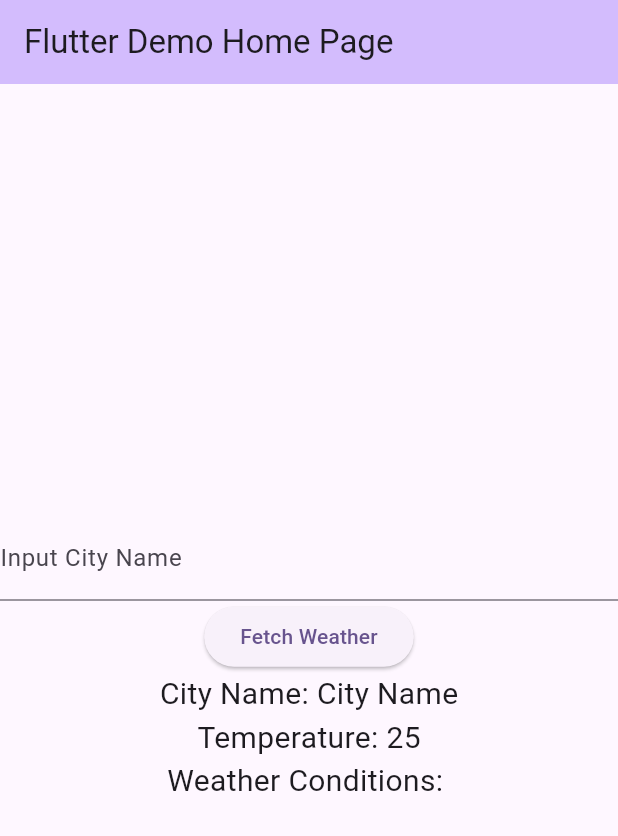
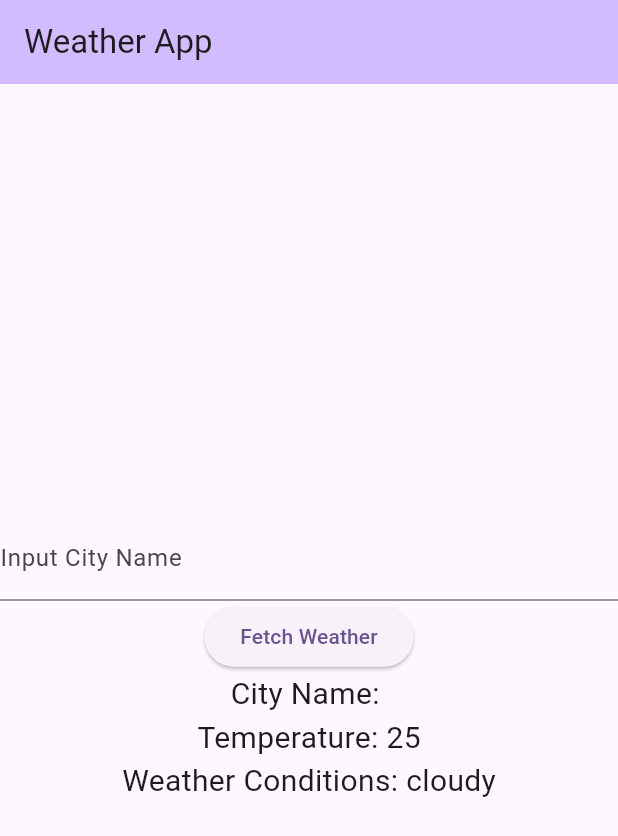
Before and after one commit to The-Jlyn/weather_info_app, a Flutter app: the MyHomePage screen opened directly, after a tap on "Fetch Weather", on a phone screen of 412 x 824 dp. Shown: the top 836 px of the screen. Run offline on Flutter 3.47's test engine with Material 3 defaults, Android fonts, the phone set to English and light mode, and no system bars.

Commit message:
Displayed simulated weather information

```diff
--- a/lib/main.dart
+++ b/lib/main.dart
@@ -13,40 +13,17 @@ class MyApp extends StatelessWidget {
     return MaterialApp(
       title: 'Weather App',
       theme: ThemeData(
-        // This is the theme of your application.
-        //
-        // TRY THIS: Try running your application with "flutter run". You'll see
-        // the application has a purple toolbar. Then, without quitting the app,
-        // try changing the seedColor in the colorScheme below to Colors.green
-        // and then invoke "hot reload" (save your changes or press the "hot
-        // reload" button in a Flutter-supported IDE, or press "r" if you used
-        // the command line to start the app).
-        //
-        // Notice that the counter didn't reset back to zero; the application
-        // state is not lost during the reload. To reset the state, use hot
-        // restart instead.
-        //
-        // This works for code too, not just values: Most code changes can be
-        // tested with just a hot reload.
+
         colorScheme: ColorScheme.fromSeed(seedColor: Colors.deepPurple),
         useMaterial3: true,
       ),
-      home: const MyHomePage(title: 'Flutter Demo Home Page'),
+      home: const MyHomePage(title: 'Weather App'),
     );
   }
 }
 
 class MyHomePage extends StatefulWidget {
   const MyHomePage({super.key, required this.title});
-
-  // This widget is the home page of your application. It is stateful, meaning
-  // that it has a State object (defined below) that contains fields that affect
-  // how it looks.
-
-  // This class is the configuration for the state. It holds the values (in this
-  // case the title) provided by the parent (in this case the App widget) and
-  // used by the build method of the State. Fields in a Widget subclass are
-  // always marked "final".
 
   final String title;
 
@@ -55,7 +32,7 @@ class MyHomePage extends StatefulWidget {
 }
 
 class _MyHomePageState extends State<MyHomePage> {
-  String cityName = "City Name";
+  String cityName = "";
   int temperature = 0;
   String weather = "";
   List Weather = ['sunny','cloudy','rainy'];
@@ -73,46 +50,25 @@ class _MyHomePageState extends State<MyHomePage> {
 
   void _getWeather() {
     setState(() {
-     Weather.shuffle();
-    //  = Weather.elementAt(Random().nextInt(weather.length));
+      int randomIndex = Random().nextInt(Weather.length);
+      weather = (Weather[randomIndex]);
     });
   }
 
   @override
   Widget build(BuildContext context) {
-    // This method is rerun every time setState is called, for instance as done
-    // by the _incrementCounter method above.
-    //
-    // The Flutter framework has been optimized to make rerunning build methods
-    // fast, so that you can just rebuild anything that needs updating rather
-    // than having to individually change instances of widgets.
+
     return Scaffold(
       appBar: AppBar(
-        // TRY THIS: Try changing the color here to a specific color (to
-        // Colors.amber, perhaps?) and trigger a hot reload to see the AppBar
-        // change color while the other colors stay the same.
+
         backgroundColor: Theme.of(context).colorScheme.inversePrimary,
-        // Here we take the value from the MyHomePage object that was created by
-        // the App.build method, and use it to set our appbar title.
+
         title: Text(widget.title),
       ),
       body: Center(
-        // Center is a layout widget. It takes a single child and positions it
-        // in the middle of the parent.
+
         child: Column(
-          // Column is also a layout widget. It takes a list of children and
-          // arranges them vertically. By default, it sizes itself to fit its
-          // children horizontally, and tries to be as tall as its parent.
-          //
-          // Column has various properties to control how it sizes itself and
-          // how it positions its children. Here we use mainAxisAlignment to
-          // center the children vertically; the main axis here is the vertical
-          // axis because Columns are vertical (the cross axis would be
-          // horizontal).
-          //
-          // TRY THIS: Invoke "debug painting" (choose the "Toggle Debug Paint"
-          // action in the IDE, or press "p" in the console), to see the
-          // wireframe for each widget.
+
           mainAxisAlignment: MainAxisAlignment.center,
           children: <Widget>[
             TextField(
@@ -121,8 +77,9 @@ class _MyHomePageState extends State<MyHomePage> {
             ),
             ElevatedButton(
             onPressed: (){
+              _getWeather();
               _getTemperature();
-              _getWeather();
+
             },
             child: const Text('Fetch Weather'),
             ),
@@ -140,7 +97,7 @@ class _MyHomePageState extends State<MyHomePage> {
             ),
           ],
         ),
-      ), // This trailing comma makes auto-formatting nicer for build methods.
+      ),
     );
   }
 }
```
